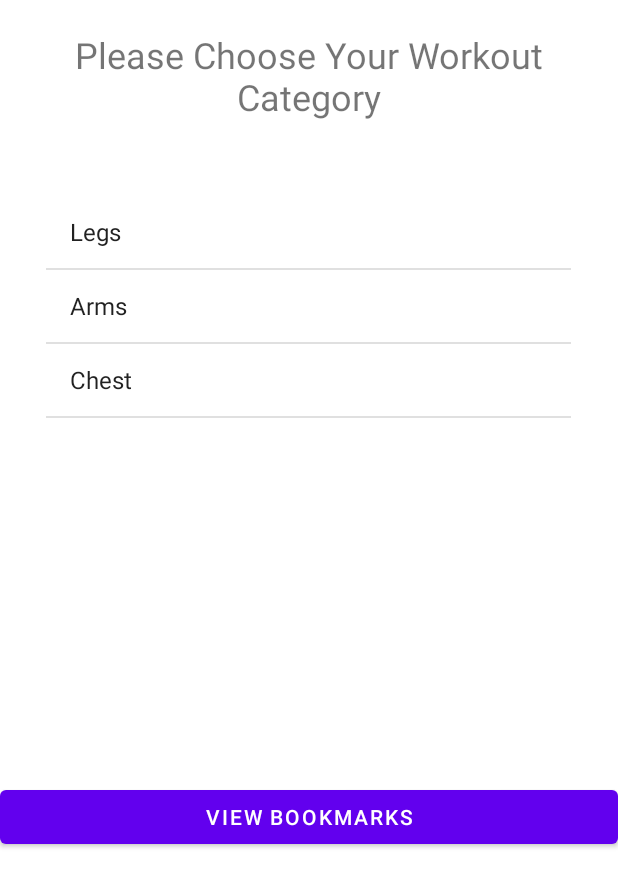
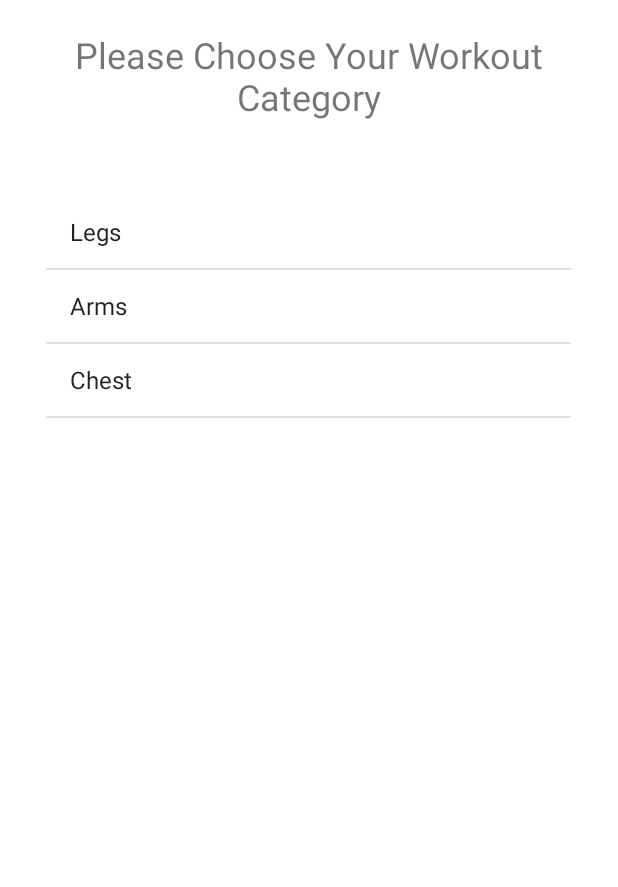
Before and after one commit to MohammedDarawad/QuickWorkout, an Android app: the HomeScreen screen opened directly, with no data from a screen before it, on a phone screen of 412 x 824 dp. Shown: the top 887 px of the screen. Run offline under Robolectric (Android 15) with nearby library versions, the phone set to English and light mode, and no system bars.

Commit message:
initial commit

```diff
--- a/app/src/main/java/com/example/quickworkout/HomeScreen.java
+++ b/app/src/main/java/com/example/quickworkout/HomeScreen.java
@@ -79,9 +79,4 @@ public class HomeScreen extends AppCompatActivity {
             }
         });
     }
-
-    public void viewBookmarks(View view) {
-        Intent intent = new Intent(this, HomeScreen.class);
-        startActivity(intent);
-    }
 }
--- a/app/src/main/res/layout/activity_home_screen.xml
+++ b/app/src/main/res/layout/activity_home_screen.xml
@@ -26,13 +26,4 @@
 
     </ListView>
 
-    <Button
-        android:id="@+id/btViewBookmarks"
-        android:layout_width="match_parent"
-        android:layout_height="wrap_content"
-        android:text="View Bookmarks"
-        app:layout_constraintTop_toBottomOf="@id/lvCategories"
-        tools:layout_editor_absoluteX="-5dp"
-        android:onClick="viewBookmarks"/>
-
 </LinearLayout>
```
